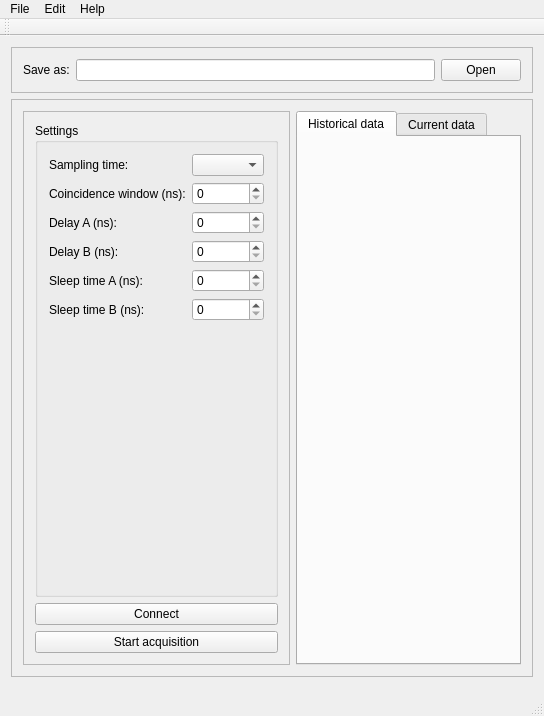
The window that Software/GUI/MainWindow/mainwindow.ui (jcbedoyam/AbacusSoftware) describes before a commit, drawn with Qt 5.
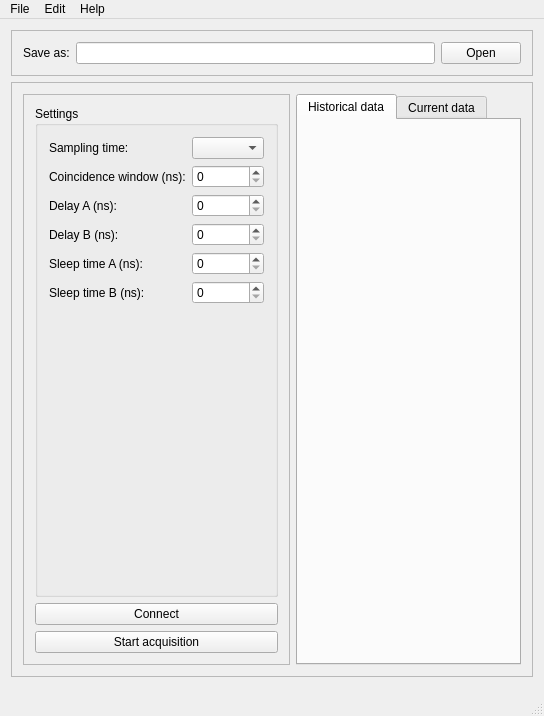
The same window after the commit.

The edit to the form file:
```diff
--- a/Software/GUI/MainWindow/mainwindow.ui
+++ b/Software/GUI/MainWindow/mainwindow.ui
@@ -222,14 +222,6 @@
    <addaction name="menuProperties"/>
    <addaction name="menuHelp"/>
   </widget>
-  <widget class="QToolBar" name="mainToolBar">
-   <attribute name="toolBarArea">
-    <enum>TopToolBarArea</enum>
-   </attribute>
-   <attribute name="toolBarBreak">
-    <bool>false</bool>
-   </attribute>
-  </widget>
   <widget class="QStatusBar" name="statusBar"/>
   <action name="actionAbout">
    <property name="text">
```
